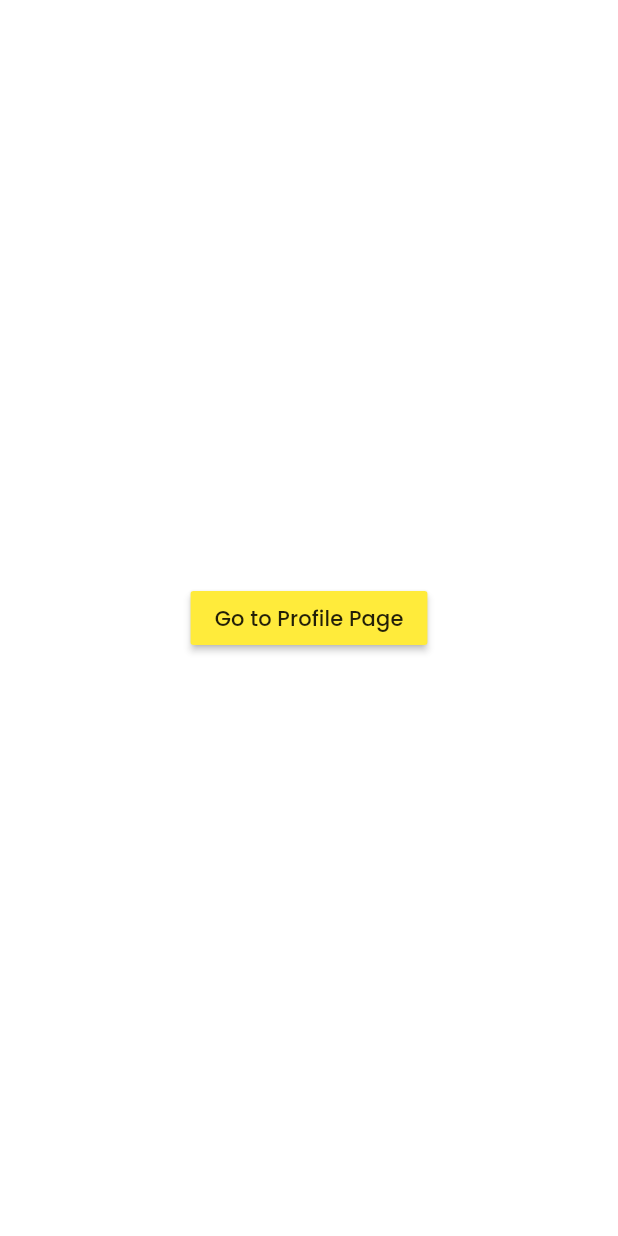
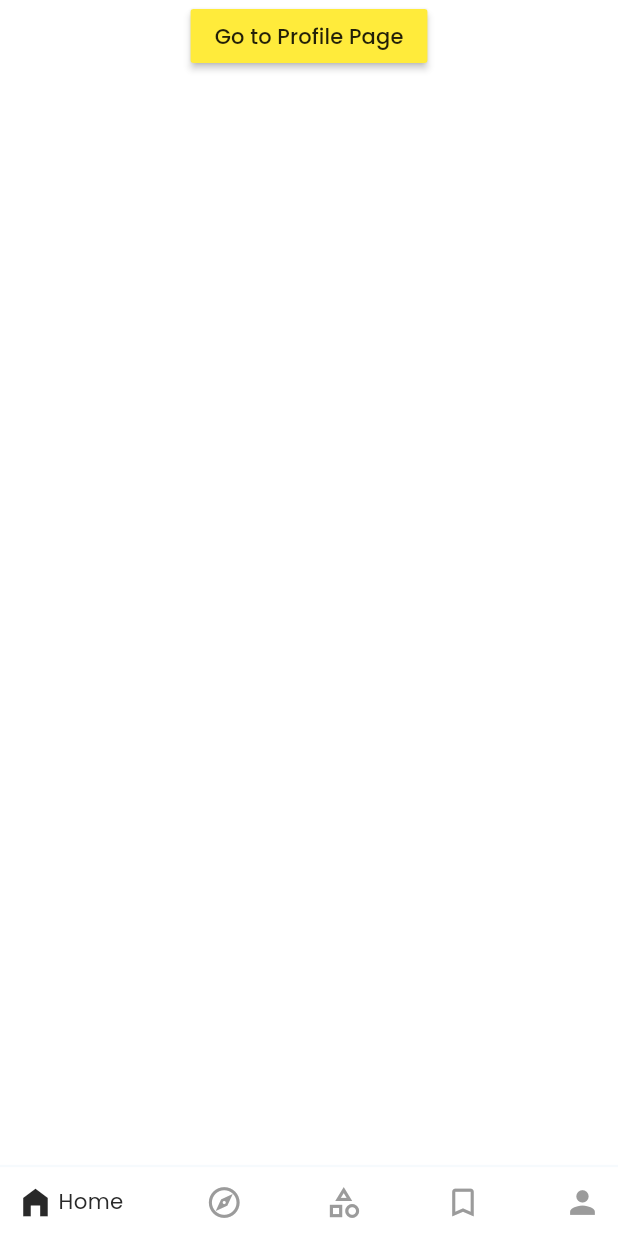
Before and after one commit to MahmoudAboHebil/fresh_feed, a Flutter app: the HomeScreen screen opened directly, on a phone screen of 412 x 824 dp. Run offline on Flutter 3.47's test engine with Material 3 defaults, Android fonts, the phone set to English and light mode, and no system bars; our stand-ins replace cloud_firestore, connectivity_plus, device_preview, equatable, firebase_auth, firebase_core and 10 more; accounts and stored records are empty; key blocks and very long unbroken strings in the code were emptied for the run.

```diff
--- /dev/null
+++ b/lib/providers/nav_bar_provider.dart
@@ -0,0 +1,5 @@
+import 'package:flutter_riverpod/flutter_riverpod.dart';
+
+import '../utils/navbar_item.dart';
+
+final navBarProvider = StateProvider<NavbarItem>((ref) => NavbarItem.Home);
--- a/lib/providers/providers.dart
+++ b/lib/providers/providers.dart
@@ -1,6 +1,7 @@
 export 'article_comment_provider.dart';
 export 'article_view_provider.dart';
 export 'language_provider.dart';
+export 'nav_bar_provider.dart';
 export 'network_inf_provider.dart';
 export 'news_api_pagin_providers/news_api_pagin_providers.dart';
 export 'size_provider.dart';
--- a/lib/screens/auth_screens/create_account_screen.dart
+++ b/lib/screens/auth_screens/create_account_screen.dart
@@ -15,6 +15,7 @@ import '../../generated/l10n.dart';
 //progress==>
 //(done) inject the dateLayer
 //(done) Error Handling_done
+//TODO: Image Chasing
 
 class CreateAccountScreen extends ConsumerStatefulWidget {
   const CreateAccountScreen({super.key});
@@ -34,7 +35,7 @@ class _CreateAccountScreenState extends ConsumerState<CreateAccountScreen> {
 
   final TextEditingController _rePasswordController = TextEditingController();
 
-  void _submitForm() async {
+  Future<void> _submitForm() async {
     try {
       bool isConnected = ref.read(networkInfoStreamNotifierProv).value ?? false;
       print(isConnected);
--- a/lib/screens/auth_screens/sign_screen.dart
+++ b/lib/screens/auth_screens/sign_screen.dart
@@ -15,6 +15,7 @@ import '../../generated/l10n.dart';
 //progress==>
 //(done) inject the dateLayer
 //(done) Error Handling_done
+//TODO: Image Chasing
 
 class SignScreen extends ConsumerStatefulWidget {
   const SignScreen({super.key});
--- a/lib/screens/home_screen.dart
+++ b/lib/screens/home_screen.dart
@@ -2,6 +2,9 @@ import 'package:flutter/material.dart';
 import 'package:flutter_riverpod/flutter_riverpod.dart';
 import 'package:fresh_feed/providers/providers.dart';
 import 'package:fresh_feed/screens/screens.dart';
+import 'package:gap/gap.dart';
+
+import '../widgets/bottom_nav_bar.dart';
 
 class HomeScreen extends ConsumerStatefulWidget {
   const HomeScreen({super.key});
@@ -37,9 +40,10 @@ class _HomeScreenState extends ConsumerState<HomeScreen> {
     });
 
     return Scaffold(
-      body: Center(
+      body: SafeArea(
         child: Column(
-          mainAxisAlignment: MainAxisAlignment.center,
+          mainAxisAlignment: MainAxisAlignment.spaceBetween,
+          crossAxisAlignment: CrossAxisAlignment.center,
           children: [
             MaterialButton(
               color: Colors.yellow,
@@ -52,6 +56,8 @@ class _HomeScreenState extends ConsumerState<HomeScreen> {
                     ));
               },
             ),
+            Gap(30),
+            BottomNavBar()
           ],
         ),
       ),
--- a/lib/screens/screens.dart
+++ b/lib/screens/screens.dart
@@ -1,3 +1,4 @@
 export 'auth_screens/auth_screens.dart';
 export 'home_screen.dart';
 export 'profile_screen.dart';
+export 'user_screen.dart';
--- /dev/null
+++ b/lib/utils/navbar_item.dart
@@ -0,0 +1 @@
+enum NavbarItem { Home, Discover, Topics, Bookmarks, Profile }
--- a/lib/utils/utlis.dart
+++ b/lib/utils/utlis.dart
@@ -5,6 +5,7 @@ export 'device_utils.dart';
 export 'extensions.dart';
 export 'general_functions.dart';
 export 'languages.dart';
+export 'navbar_item.dart';
 export 'news_category.dart';
 export 'news_country.dart';
 export 'news_sort_by.dart';
--- /dev/null
+++ b/lib/widgets/animated_bottom_nav_tap.dart
@@ -0,0 +1,91 @@
+import 'package:flutter/material.dart';
+import 'package:flutter_riverpod/flutter_riverpod.dart';
+import 'package:fresh_feed/providers/providers.dart';
+import 'package:fresh_feed/utils/extensions.dart';
+import 'package:fresh_feed/utils/navbar_item.dart';
+
+class AnimatedBottomNavTap extends ConsumerWidget {
+  const AnimatedBottomNavTap({
+    required this.icon,
+    required this.isLight,
+    required this.navItem,
+    required this.callBack,
+    this.activeIcon,
+    this.iconSize = 26,
+    super.key,
+  });
+  final IconData icon;
+  final bool isLight;
+  final double iconSize;
+  final IconData? activeIcon;
+  final NavbarItem navItem;
+  final Function callBack;
+
+  @override
+  Widget build(BuildContext context, ref) {
+    final navProv = ref.watch(navBarProvider);
+    bool expanded = navProv == navItem;
+
+    final IconData activeTapIcon =
+        (expanded && activeIcon != null) ? activeIcon! : icon;
+    final Color textColor;
+    if (isLight) {
+      if (expanded) {
+        textColor = const Color(0xff292929);
+      } else {
+        textColor = const Color(0xff9b9b9b);
+      }
+    } else {
+      if (expanded) {
+        textColor = Colors.white;
+      } else {
+        textColor = const Color(0xff949494);
+      }
+    }
+
+    return InkWell(
+      overlayColor: WidgetStateProperty.all(Colors.transparent),
+      onTap: () async {
+        if (navProv != navItem) {
+          ref.read(navBarProvider.notifier).state = navItem;
+        }
+
+        await callBack();
+      },
+      child: Container(
+        padding: EdgeInsets.symmetric(horizontal: context.setMinSize(12)),
+        decoration: BoxDecoration(
+          // color: Colors.red,
+          borderRadius: BorderRadius.circular(8),
+        ),
+        child: Row(
+          mainAxisSize: MainAxisSize.min,
+          crossAxisAlignment: CrossAxisAlignment.center,
+          children: [
+            Icon(activeTapIcon,
+                color: textColor, size: context.setMinSize(iconSize)),
+            AnimatedSize(
+              duration: const Duration(milliseconds: 650),
+              curve: Curves.easeOutQuart,
+              child: AnimatedOpacity(
+                opacity: expanded ? 1.0 : 0.0,
+                duration: const Duration(milliseconds: 650),
+                child: expanded
+                    ? Padding(
+                        padding: EdgeInsets.only(left: context.setMinSize(3)),
+                        child: Text(
+                          navItem.name,
+                          style: TextStyle(
+                              color: textColor,
+                              fontSize: context.setMinSize(15)),
+                        ),
+                      )
+                    : const SizedBox.shrink(),
+              ),
+            ),
+          ],
+        ),
+      ),
+    );
+  }
+}
--- /dev/null
+++ b/lib/widgets/bottom_nav_bar.dart
@@ -0,0 +1,80 @@
+import 'package:flutter/material.dart';
+import 'package:flutter_riverpod/flutter_riverpod.dart';
+import 'package:fresh_feed/providers/providers.dart';
+import 'package:fresh_feed/utils/utlis.dart';
+
+import 'animated_bottom_nav_tap.dart';
+
+class BottomNavBar extends ConsumerWidget {
+  const BottomNavBar({super.key});
+
+  @override
+  Widget build(BuildContext context, ref) {
+    final themeState = ref.watch(themeProvider);
+    Brightness brightnessSystem = MediaQuery.of(context).platformBrightness;
+    Brightness brightnessTheme = Theme.of(context).brightness;
+
+    final isLight = themeState.value == ThemeMode.system
+        ? (brightnessSystem == Brightness.light)
+        : (brightnessTheme == Brightness.light);
+
+    return Container(
+      decoration: BoxDecoration(
+        border: Border(
+          top: BorderSide(color: context.colorScheme.secondary, width: 1.5),
+        ),
+      ),
+      height: context.setMinSize(50),
+      child: Row(
+        crossAxisAlignment: CrossAxisAlignment.center,
+        mainAxisAlignment: MainAxisAlignment.spaceBetween,
+        children: [
+          AnimatedBottomNavTap(
+            icon: Icons.home_filled,
+            isLight: isLight,
+            iconSize: 26,
+            navItem: NavbarItem.Home,
+            callBack: () {
+              print('Home');
+            },
+          ),
+          AnimatedBottomNavTap(
+            isLight: isLight,
+            icon: Icons.explore_outlined,
+            activeIcon: Icons.explore,
+            navItem: NavbarItem.Discover,
+            callBack: () {
+              print('Discover');
+            },
+          ),
+          AnimatedBottomNavTap(
+            isLight: isLight,
+            activeIcon: Icons.category,
+            icon: Icons.category_outlined,
+            navItem: NavbarItem.Topics,
+            callBack: () {
+              print('Topics');
+            },
+          ),
+          AnimatedBottomNavTap(
+            isLight: isLight,
+            icon: Icons.bookmark_outline_outlined,
+            activeIcon: Icons.bookmark,
+            navItem: NavbarItem.Bookmarks,
+            callBack: () {
+              print('Bookmarks');
+            },
+          ),
+          AnimatedBottomNavTap(
+            isLight: isLight,
+            icon: Icons.person,
+            navItem: NavbarItem.Profile,
+            callBack: () {
+              print('Profile');
+            },
+          ),
+        ],
+      ),
+    );
+  }
+}
--- a/lib/widgets/widgets.dart
+++ b/lib/widgets/widgets.dart
@@ -1,5 +1,8 @@
+export 'animated_bottom_nav_tap.dart';
 export 'border_text_button.dart';
+export 'bottom_nav_bar.dart';
 export 'custom_list_tile.dart';
+export 'custom_text_form_field.dart';
 export 'login_button.dart';
 export 'login_text_form_field.dart';
 export 'rectangle_text_button.dart';
```
Also changed, not shown: lib/app/app.dart (+55 -0 lines), lib/screens/profile_screen.dart (+9 -3 lines), lib/screens/user_screen.dart (added, +219 -0 lines), lib/widgets/custom_text_form_field.dart (added, +132 -0 lines), 1 other file.
